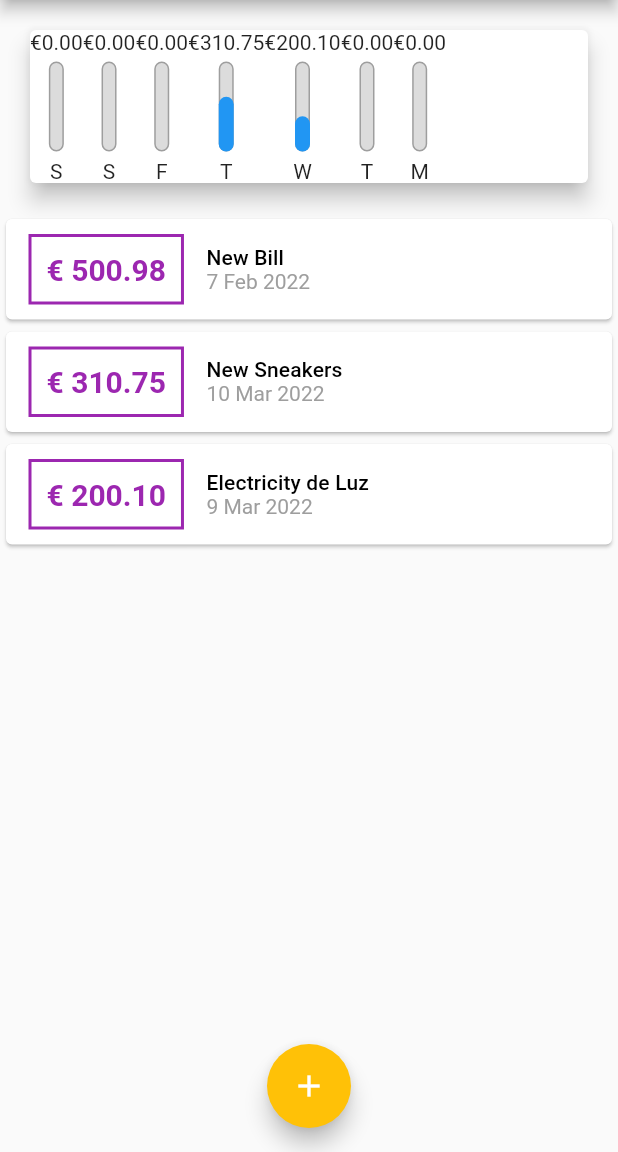
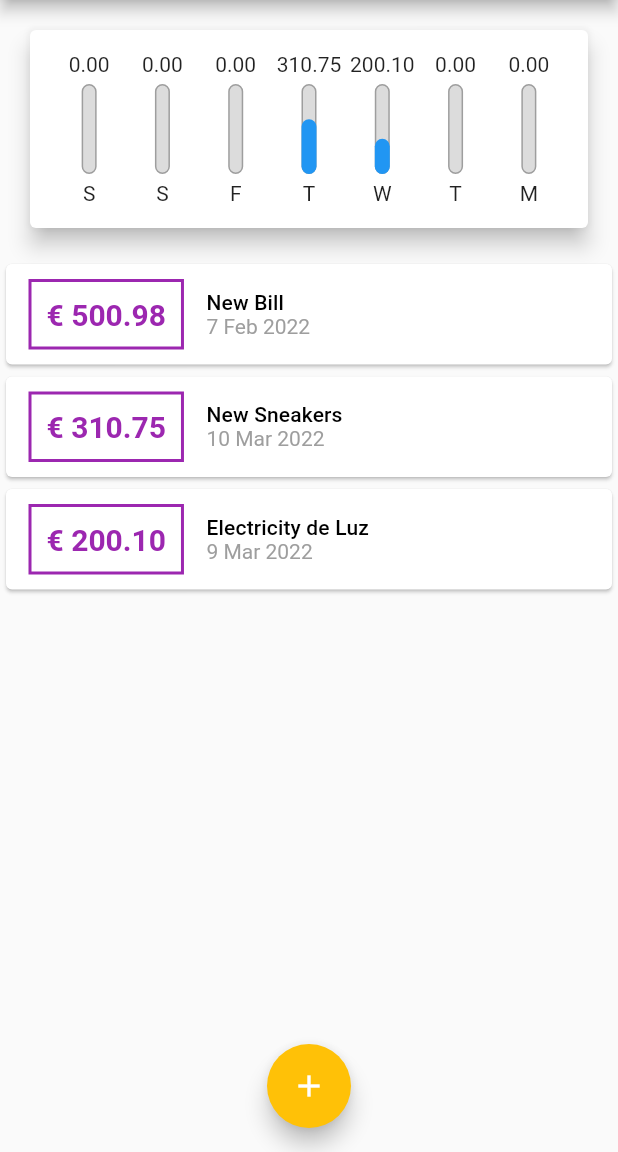
Before and after one commit to Carlxiso/Personnel-Costs, a Flutter app: the screen it shows after launch, on a phone screen of 412 x 824 dp, the part 84-1236 px from its top. Run offline on Flutter 3.47's test engine with Material 2 defaults, Android fonts, the phone set to English and light mode, and no system bars.

Commit message:
Widget Flexible

```diff
--- a/lib/components/chart.dart
+++ b/lib/components/chart.dart
@@ -62,14 +62,21 @@ class Chart extends StatelessWidget {
     return Card(
       elevation: 6,
       margin: EdgeInsets.all(20),
+      child: Padding(
+        padding: const EdgeInsets.all(15),
         child: Row(
+          mainAxisAlignment: MainAxisAlignment.spaceAround,
           children: groupedTransactions.map((tr) {
-          return ChartBar(
+            return Flexible(
+              fit: FlexFit.tight,
+              child: ChartBar(
                 label: tr['day'].toString(),
                 value: double.parse(tr['value'].toString()),
                 percentage: (tr['value'] as double) / _weekTotalValue,
+              ),
             );
           }).toList(),
+        ),
       ),
     );
   }
--- a/lib/components/chart_bar.dart
+++ b/lib/components/chart_bar.dart
@@ -19,8 +19,10 @@ class ChartBar extends StatelessWidget {
   Widget build(BuildContext context) {
     return Column(
       children: <Widget>[
-        Text(
-          '€${value.toStringAsFixed(2)}',
+        FittedBox(
+          child: Text(
+            '${value.toStringAsFixed(2)}',
+          ),
         ),
         const SizedBox(
           height: 5,
```
Lines whose indentation alone changed are shown as unchanged.
